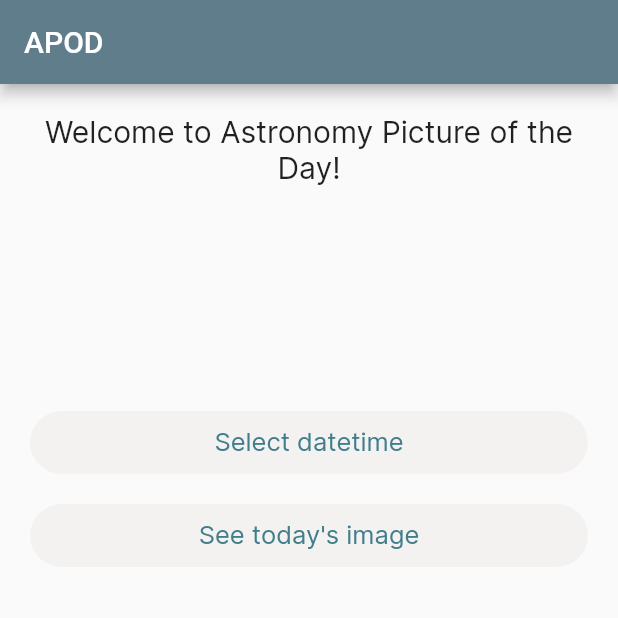
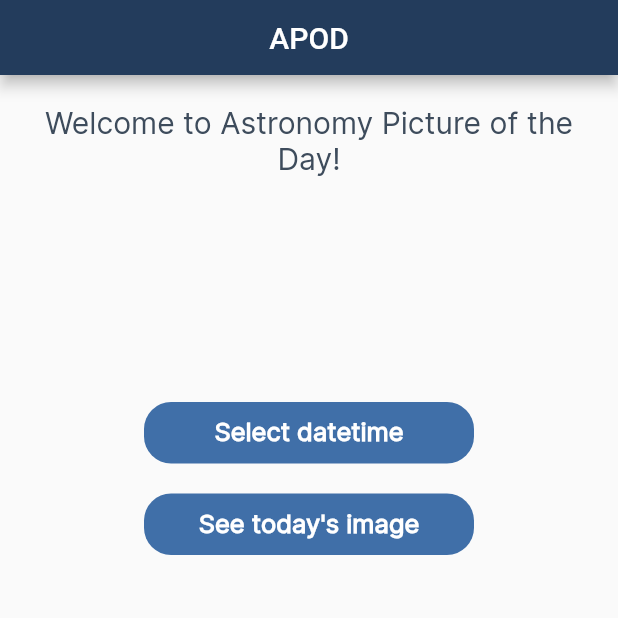
Before and after one commit to LeBaleiro/nasa_clean_architecture, a Flutter app: the screen it shows after launch, on a phone screen of 412 x 824 dp, the top half of it. Run offline on Flutter 3.47's test engine with Material 2 defaults, Android fonts, the phone set to English and light mode, and no system bars; our stand-ins replace dartz, equatable, flutter_mobx, flutter_modular, mobx, shimmer; missing offline and left inert: ext_video_player; generated files the repository leaves out were written again.

Commit message:
improve interface

```diff
--- a/lib/features/space_images/presenter/home_page.dart
+++ b/lib/features/space_images/presenter/home_page.dart
@@ -1,7 +1,7 @@
 import 'package:flutter/cupertino.dart';
 import 'package:flutter/material.dart';
-import 'package:flutter_mobx/flutter_mobx.dart';
 import 'package:flutter_modular/flutter_modular.dart';
+import 'package:nasa_clean_arch/features/space_images/presenter/widgets/custom_app_bar.dart';
 
 import 'space_images_controller.dart';
 import 'widgets/round_button.dart';
@@ -10,12 +10,8 @@ class HomePage extends StatelessWidget {
   @override
   Widget build(BuildContext context) {
     final controller = Modular.get<SpaceImagesController>();
-    return Observer(builder: (context) {
     return Scaffold(
-        appBar: AppBar(
-          title: Text('APOD'),
-          backgroundColor: Colors.blueGrey,
-        ),
+      appBar: CustomAppBar(title: 'APOD'),
       body: SafeArea(
         child: Padding(
           padding: const EdgeInsets.all(20),
@@ -27,6 +23,7 @@ class HomePage extends StatelessWidget {
                 style: TextStyle(
                   fontFamily: 'Inter',
                   fontSize: 20,
+                  color: Color(0xFF3E4C5C),
                 ),
               ),
               SizedBox(
@@ -34,6 +31,8 @@ class HomePage extends StatelessWidget {
               ),
               RoundButton(
                 label: "Select datetime",
+                buttonColor: Color(0xFF406FA8),
+                textColor: Colors.white,
                 onTap: () async {
                   var datePicked = await showDatePicker(
                     helpText: "Select a datetime",
@@ -50,6 +49,8 @@ class HomePage extends StatelessWidget {
                 height: 20,
               ),
               RoundButton(
+                  buttonColor: Color(0xFF406FA8),
+                  textColor: Colors.white,
                   label: "See today's image",
                   onTap: () async {
                     await controller.getSpaceImageFromToday();
@@ -60,6 +61,5 @@ class HomePage extends StatelessWidget {
         ),
       ),
     );
-    });
   }
 }
--- /dev/null
+++ b/lib/features/space_images/presenter/widgets/custom_app_bar.dart
@@ -0,0 +1,22 @@
+import 'package:flutter/material.dart';
+
+class CustomAppBar extends StatelessWidget with PreferredSizeWidget {
+  @override
+  final Size preferredSize;
+
+  final String title;
+
+  CustomAppBar({@required this.title}) : preferredSize = Size.fromHeight(50.0);
+
+  @override
+  Widget build(BuildContext context) {
+    return AppBar(
+      centerTitle: true,
+      title: Text(
+        title,
+        style: TextStyle(color: Colors.white),
+      ),
+      backgroundColor: Color(0xFF233C5C),
+    );
+  }
+}
--- a/lib/features/space_images/presenter/widgets/round_button.dart
+++ b/lib/features/space_images/presenter/widgets/round_button.dart
@@ -3,30 +3,34 @@ import 'package:flutter/material.dart';
 class RoundButton extends StatelessWidget {
   final String label;
   final Function onTap;
+  final Color buttonColor;
+  final Color textColor;
 
   RoundButton({
     this.label,
     this.onTap,
+    this.buttonColor,
+    this.textColor,
   });
 
   @override
   Widget build(BuildContext context) {
     return GestureDetector(
       child: Container(
+        width: 220,
+        padding: const EdgeInsets.symmetric(vertical: 10.0, horizontal: 30),
         decoration: BoxDecoration(
-          borderRadius: BorderRadius.circular(300),
-          color: Color(0xFFF4F2F1),
+          borderRadius: BorderRadius.circular(18),
+          color: buttonColor,
         ),
-        height: 42,
-        width: double.infinity,
-        child: Center(
-          child: Text(
-            label,
-            style: TextStyle(
-              color: Color(0xFF407E8C),
-              fontSize: 17,
-              fontFamily: 'Inter',
-            ),
+        child: Text(
+          label,
+          textAlign: TextAlign.center,
+          style: TextStyle(
+            color: textColor,
+            fontSize: 17,
+            fontFamily: 'Inter',
+            fontWeight: FontWeight.bold,
           ),
         ),
       ),
--- a/pubspec.yaml
+++ b/pubspec.yaml
@@ -19,8 +19,10 @@ dependencies:
   mobx: ^1.2.1+4
   flutter_mobx: ^1.1.0+2
   flutter_modular: ^2.0.1
-  extended_image: ^1.3.0
-  video_player: ^1.0.1
+  ext_video_player: ^0.0.3
+  shimmer: ^1.1.2
+  sliding_up_panel: ^1.0.2
+  zoom_widget: ^0.1.3
 
 dev_dependencies:
   flutter_test:
```
Also changed, not shown: lib/features/space_images/presenter/picture_page.dart (+94 -32 lines), lib/features/space_images/presenter/widgets/custom_shimmer.dart (added, +16 -0 lines), lib/features/space_images/presenter/widgets/description_bottom_sheet.dart (added, +41 -0 lines), pubspec.lock, 3 other files. Lines whose indentation alone changed are shown as unchanged.
